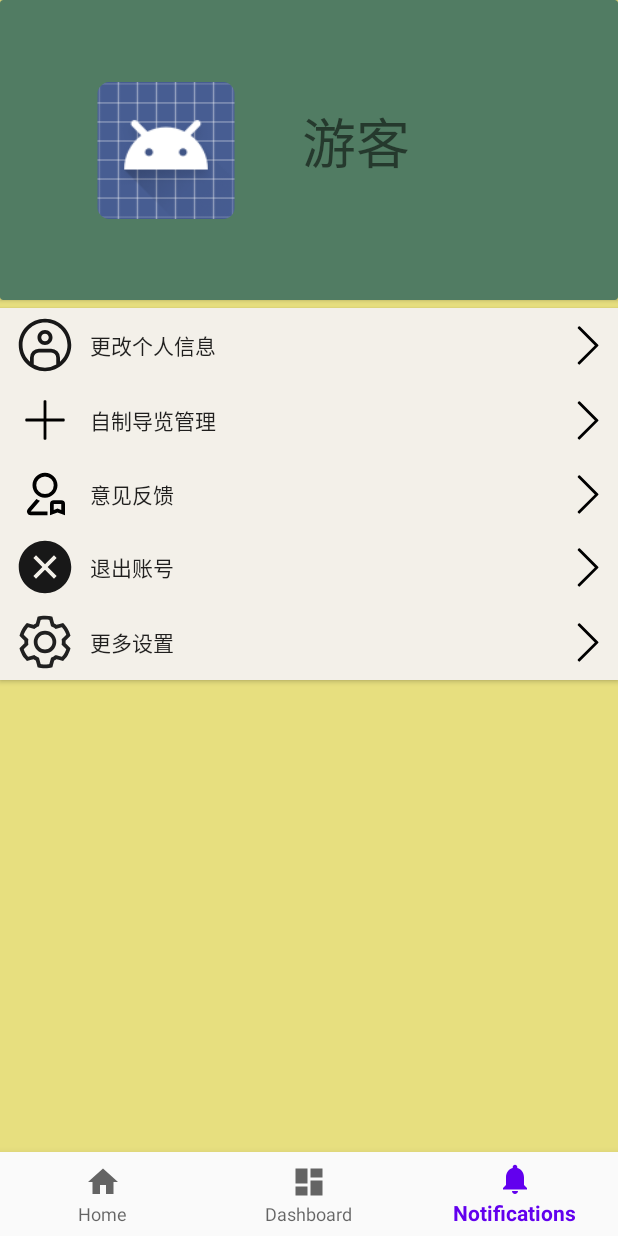
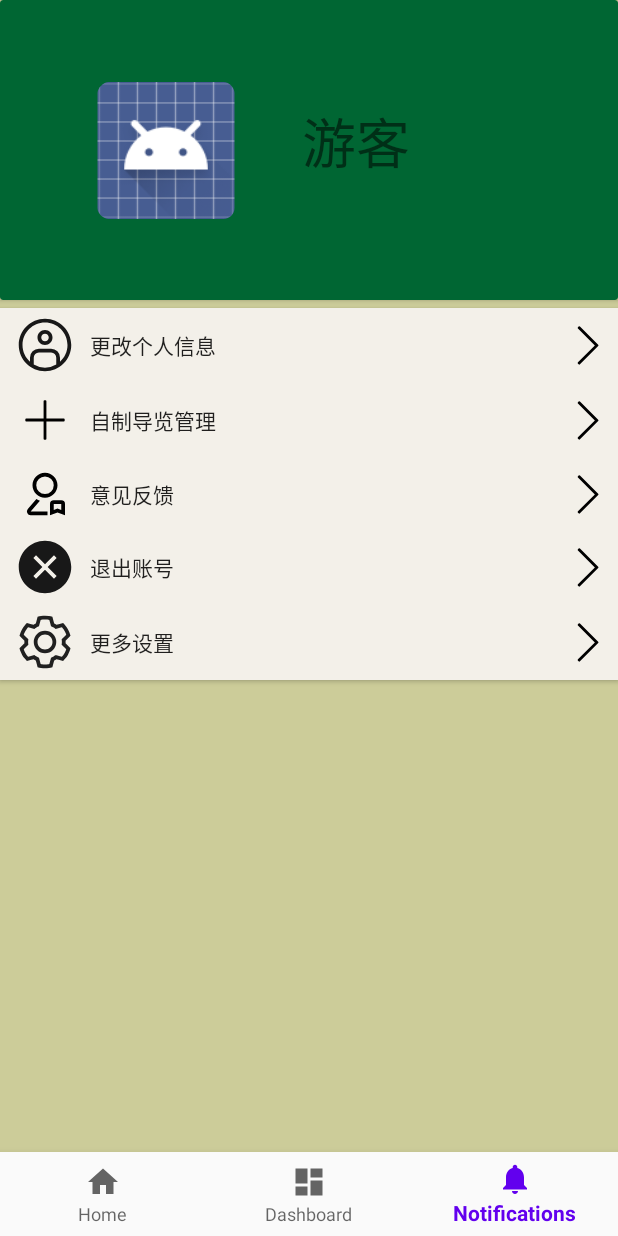
Before and after one commit to sekaiiiii/BUCTCS1703SECD, an Android app: the NotificationsFragment screen opened through its navigation route, on a phone screen of 412 x 824 dp. Run offline under Robolectric (Android 15) with nearby library versions, the phone set to English and light mode, and no system bars; our stand-ins replace navigation-ui.

Commit message:
更改颜色

```diff
--- a/Museum Navigation System/museumguide/app/src/main/res/layout/fragment_notifications.xml
+++ b/Museum Navigation System/museumguide/app/src/main/res/layout/fragment_notifications.xml
@@ -5,7 +5,7 @@
     android:layout_width="match_parent"
     android:layout_height="match_parent"
     android:layout_marginTop="0dp"
-    android:background="#E7DF7F"
+    android:background="#CCCC99"
     android:paddingTop="0dp"
     tools:context=".ui.User.NotificationsFragment">
 
@@ -76,7 +76,7 @@
         android:layout_width="0dp"
         android:layout_height="200dp"
         android:paddingTop="0dp"
-        app:cardBackgroundColor="#517C63"
+        app:cardBackgroundColor="#006633"
         app:layout_constraintEnd_toEndOf="parent"
         app:layout_constraintStart_toStartOf="parent"
         app:layout_constraintTop_toTopOf="parent">
```
